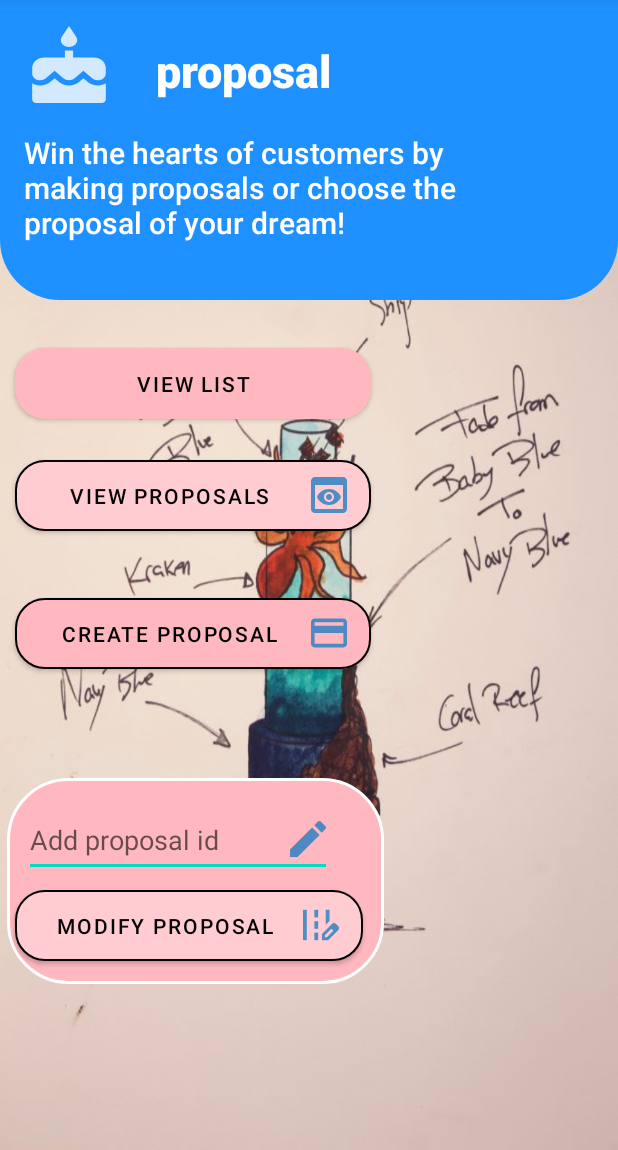
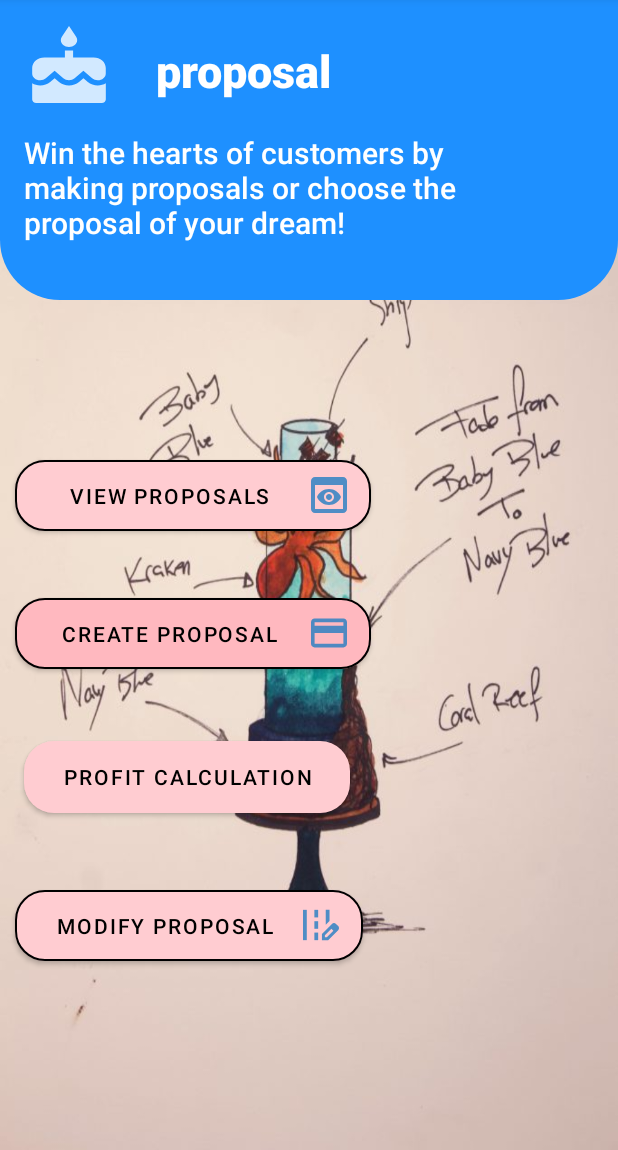
Before and after one commit to shashsan-96/MAD_Cakeque, an Android app: the proposal_dashboard screen opened directly, with no data from a screen before it, on a phone screen of 412 x 824 dp, the part 86-1236 px from its top. Run offline under Robolectric (Android 15) with nearby library versions, the phone set to English and light mode, and no system bars.

Commit message:
calculation part done

```diff
--- a/app/src/main/java/com/example/cakeque/proposal_dashboard.java
+++ b/app/src/main/java/com/example/cakeque/proposal_dashboard.java
@@ -1,22 +1,17 @@
 package com.example.cakeque;
 
-import androidx.appcompat.app.AlertDialog;
 import androidx.appcompat.app.AppCompatActivity;
 
-import android.database.Cursor;
 import android.os.Bundle;
 import android.widget.Button;
 import android.content.Intent;
 import android.view.View;
 
 public class proposal_dashboard extends AppCompatActivity {
-
-    DatabaseHelper myDb;
     public Button button;
-    public Button button1;
+    public Button button_profit;
     public Button button3;
     public Button button4;
-    Button viewall;
 
 
 
@@ -25,11 +20,6 @@ public class proposal_dashboard extends AppCompatActivity {
     protected void onCreate(Bundle savedInstanceState) {
         super.onCreate(savedInstanceState);
         setContentView(R.layout.activity_proposal_dashboard);
-        myDb = new DatabaseHelper(this);
-        viewall =(Button) findViewById(R.id.viewprop);
-        viewAll();
-
-
         button =(Button) findViewById(R.id.button9);
 
 
@@ -52,21 +42,6 @@ public class proposal_dashboard extends AppCompatActivity {
 
 
 
-
-        button3 =(Button) findViewById(R.id.button11);
-        button3.setOnClickListener(new View.OnClickListener()
-        {
-            @Override
-            public void onClick(View v) {
-
-                Intent intent3= new Intent(proposal_dashboard.this,proposal_modify.class);
-                startActivity(intent3);
-
-
-            }
-
-        });
-
         button4 =(Button) findViewById(R.id.cakebtn);
         button4.setOnClickListener(new View.OnClickListener()
         {
@@ -82,47 +57,37 @@ public class proposal_dashboard extends AppCompatActivity {
         });
 
 
-}
-
-public void viewAll(){
-        viewall.setOnClickListener(new View.OnClickListener() {
+        button4 =(Button) findViewById(R.id.modify_btn);
+        button4.setOnClickListener(new View.OnClickListener()
+        {
             @Override
             public void onClick(View v) {
-                Cursor res = myDb.getAllData();
 
-                if(res.getCount()== 0){
-                    //show message
-                    showMessage("Error","Nothing found");
-                    return;
-                }
-                StringBuffer buffer = new StringBuffer();
-                while (res.moveToNext()){
+                Intent intent4= new Intent(proposal_dashboard.this,ViewCakeActivity.class);
+                startActivity(intent4);
 
-                    buffer.append("UserID :"+ res.getString(0)+"\n");
-                    buffer.append("OrderID :"+ res.getString(1)+"\n");
-                    buffer.append("proposition :"+ res.getString(2)+"\n");
-                    buffer.append("cakecost :"+ res.getString(3)+"\n");
-                    buffer.append("Delivercost :"+ res.getString(4)+"\n");
-                    buffer.append("Totalcost :"+ res.getString(5)+"\n");
-                    buffer.append("Contacts :"+ res.getString(6)+"\n\n");
 
             }
 
-                //show all data
-                showMessage("Data",buffer.toString());
+        });
+
+
+        button_profit =(Button) findViewById(R.id.button_profit);
+        button_profit.setOnClickListener(new View.OnClickListener()
+        {
+            @Override
+            public void onClick(View v) {
+
+                Intent intent5= new Intent(proposal_dashboard.this,profitcalculator.class);
+                startActivity(intent5);
 
 
             }
+
         });
 
-}
 
-public  void showMessage(String title,String Message){
 
-    AlertDialog.Builder builder = new AlertDialog.Builder(this);
-    builder.setCancelable(true);
-    builder.setTitle(title);
-    builder.setMessage(Message);
-    builder.show();
+
     }
 }
--- a/app/src/main/res/layout/activity_main.xml
+++ b/app/src/main/res/layout/activity_main.xml
@@ -74,7 +74,7 @@
         android:shadowColor="#0E0C0C"
         android:text="@string/btn2h"
         android:textAlignment="center"
-        app:backgroundTint="@color/dogeblu"
+        app:backgroundTint="@color/dogeblu1"
         app:layout_constraintBottom_toTopOf="@+id/h_propobtn"
         app:layout_constraintEnd_toEndOf="parent"
         app:layout_constraintHorizontal_bias="0.0"
@@ -105,7 +105,7 @@
         android:shadowColor="#0E0C0C"
         android:text="@string/btn4h"
         android:textAlignment="center"
-        app:backgroundTint="@color/dogeblu"
+        app:backgroundTint="@color/dogeblu1"
         app:layout_constraintBottom_toBottomOf="parent"
         app:layout_constraintEnd_toEndOf="parent"
         app:layout_constraintHorizontal_bias="0.5"
--- a/app/src/main/res/layout/activity_proposal_dashboard.xml
+++ b/app/src/main/res/layout/activity_proposal_dashboard.xml
@@ -41,7 +41,7 @@
         app:layout_constraintVertical_bias="0.039" />
 
     <Button
-        android:id="@+id/viewprop"
+        android:id="@+id/viewproposal"
         android:layout_width="237dp"
         android:layout_height="59dp"
         android:drawableRight="@drawable/view"
@@ -78,20 +78,8 @@
         app:strokeColor="@color/black"
         app:strokeWidth="1dp" />
 
-    <TextView
-        android:id="@+id/textView5"
-        android:layout_width="251dp"
-        android:layout_height="137dp"
-        android:background="@drawable/roundrectangle"
-        app:layout_constraintBottom_toBottomOf="parent"
-        app:layout_constraintEnd_toEndOf="parent"
-        app:layout_constraintHorizontal_bias="0.031"
-        app:layout_constraintStart_toStartOf="parent"
-        app:layout_constraintTop_toTopOf="parent"
-        app:layout_constraintVertical_bias="0.824" />
-
     <Button
-        android:id="@+id/button11"
+        android:id="@+id/modify_btn"
         android:layout_width="232dp"
         android:layout_height="59dp"
         android:drawableRight="@drawable/edit2"
@@ -107,21 +95,6 @@
         app:layout_constraintVertical_bias="0.831"
         app:strokeColor="@color/black"
         app:strokeWidth="1dp" />
-
-    <EditText
-        android:id="@+id/editTextTextPersonName"
-        android:layout_width="205dp"
-        android:layout_height="49dp"
-        android:drawableRight="@drawable/edit"
-        android:ems="10"
-        android:hint="@string/pro_modifyhint"
-        android:inputType="textPersonName"
-        app:layout_constraintBottom_toBottomOf="parent"
-        app:layout_constraintEnd_toEndOf="parent"
-        app:layout_constraintHorizontal_bias="0.077"
-        app:layout_constraintStart_toStartOf="parent"
-        app:layout_constraintTop_toTopOf="parent"
-        app:layout_constraintVertical_bias="0.747" />
 
     <TextView
         android:id="@+id/textView6"
@@ -153,21 +126,20 @@
         app:layout_constraintVertical_bias="0.026" />
 
     <Button
-        android:id="@+id/btnAll"
-        android:layout_width="237dp"
-        android:layout_height="59dp"
-        android:text="View list"
-
+        android:id="@+id/button_profit"
+        android:layout_width="217dp"
+        android:layout_height="60dp"
+        android:text="profit calculation"
         android:textColor="@color/black"
-        app:backgroundTint="@color/soft_pink"
+        app:backgroundTint="@color/pink_back"
+        app:backgroundTintMode="screen"
         app:cornerRadius="20dp"
         app:layout_constraintBottom_toBottomOf="parent"
         app:layout_constraintEnd_toEndOf="parent"
-        app:layout_constraintHorizontal_bias="0.057"
+        app:layout_constraintHorizontal_bias="0.082"
         app:layout_constraintStart_toStartOf="parent"
         app:layout_constraintTop_toTopOf="parent"
-        app:layout_constraintVertical_bias="0.321"
-        app:strokeColor="@color/black"
-       />
+        app:layout_constraintVertical_bias="0.691"
+        app:strokeColor="@color/black" />
 
 </androidx.constraintlayout.widget.ConstraintLayout>
```
Also changed, not shown: app/src/main/AndroidManifest.xml (+4 -8 lines), app/src/main/java/com/example/cakeque/MainActivity.java (+14 -19 lines), app/src/main/java/com/example/cakeque/ProfileDashboard.java (deleted, +0 -57 lines), app/src/main/res/layout/activity_create_proposal.xml (added, +74 -0 lines), app/src/main/res/layout/activity_profile_dashboard.xml (deleted, +0 -144 lines), app/src/main/res/layout/proposal_item_list.xml (+10 -10 lines). Lines whose indentation alone changed are shown as unchanged.
